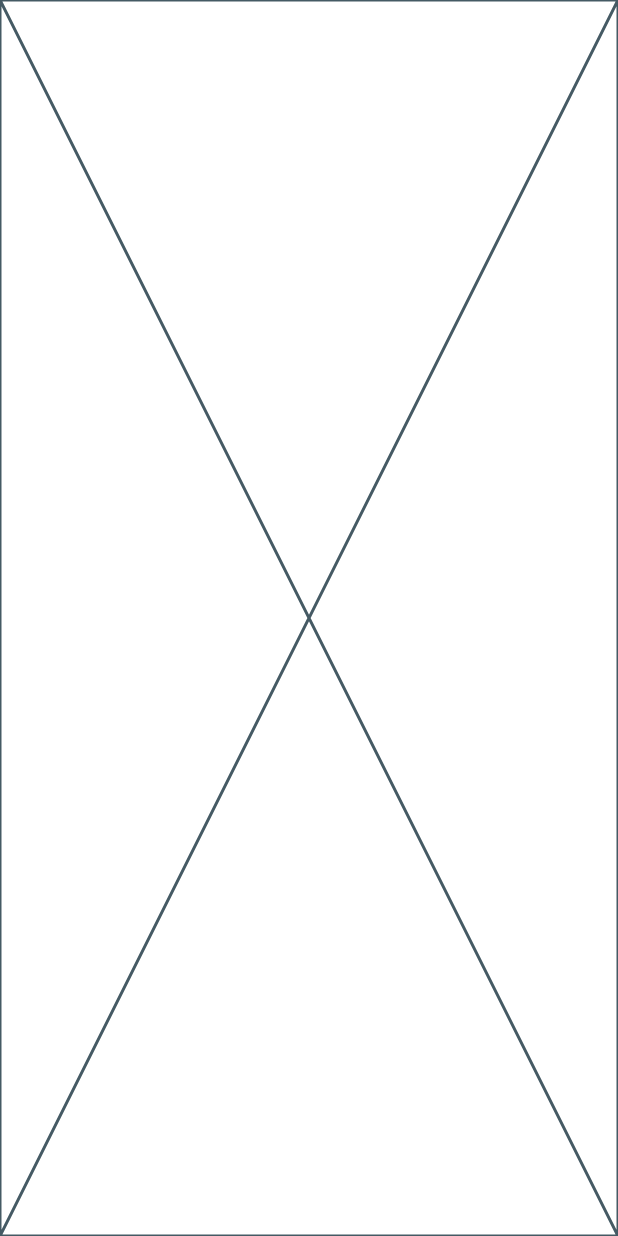
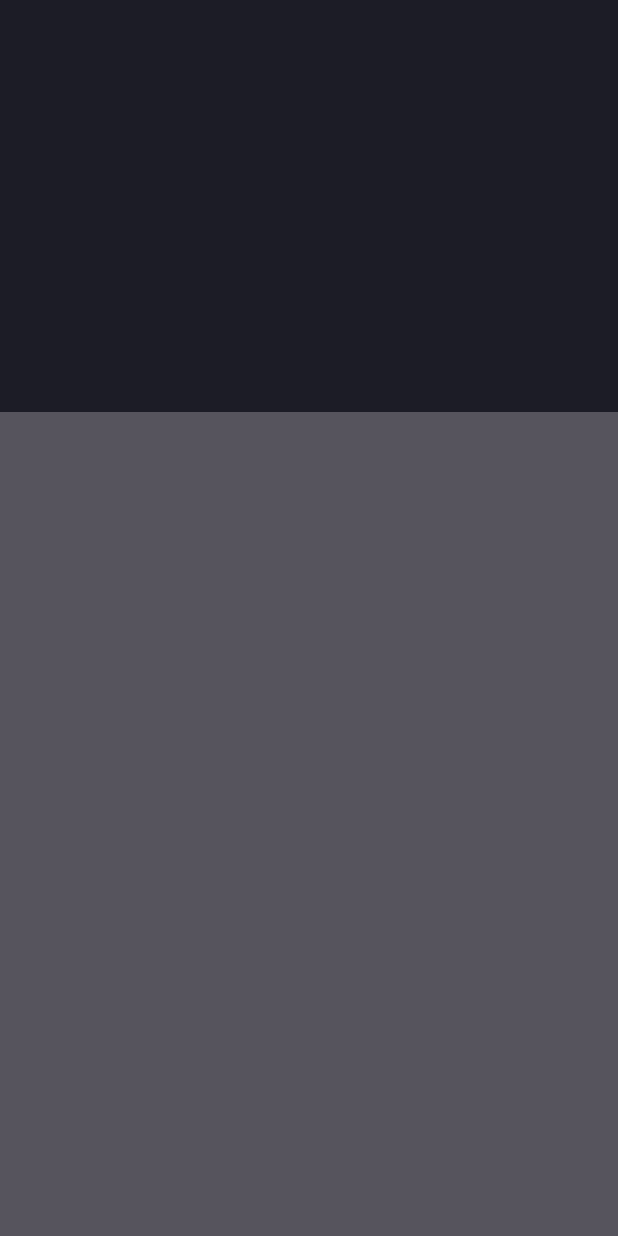
Before and after one commit to rezash76/calculator, a Flutter app: the screen it shows after launch, on a phone screen of 412 x 824 dp. Run offline on Flutter 3.47's test engine with Material 2 defaults, Android fonts, the phone set to English and light mode, and no system bars; our stand-ins replace bloc.

Commit message:
2 container created

```diff
--- a/lib/presentation/bloc/calc_bloc.dart
+++ b/lib/presentation/bloc/calc_bloc.dart
@@ -1,4 +1,5 @@
 import 'package:bloc/bloc.dart';
+// ignore: depend_on_referenced_packages
 import 'package:meta/meta.dart';
 
 part 'calc_event.dart';
--- a/lib/presentation/calc_screen.dart
+++ b/lib/presentation/calc_screen.dart
@@ -5,6 +5,19 @@ class CalcScreen extends StatelessWidget {
 
   @override
   Widget build(BuildContext context) {
-    return const Placeholder();
+    return  Scaffold(
+
+      body:Column(
+        children: [
+          Expanded(
+            child: Container(color: const Color.fromARGB(255, 28, 28, 38),)
+            ),
+          Expanded(
+            flex:2,
+            child: Container(color: const Color.fromARGB(255, 86, 84, 93)),
+            ),
+        ],
+      )
+    );
   }
 }
```
